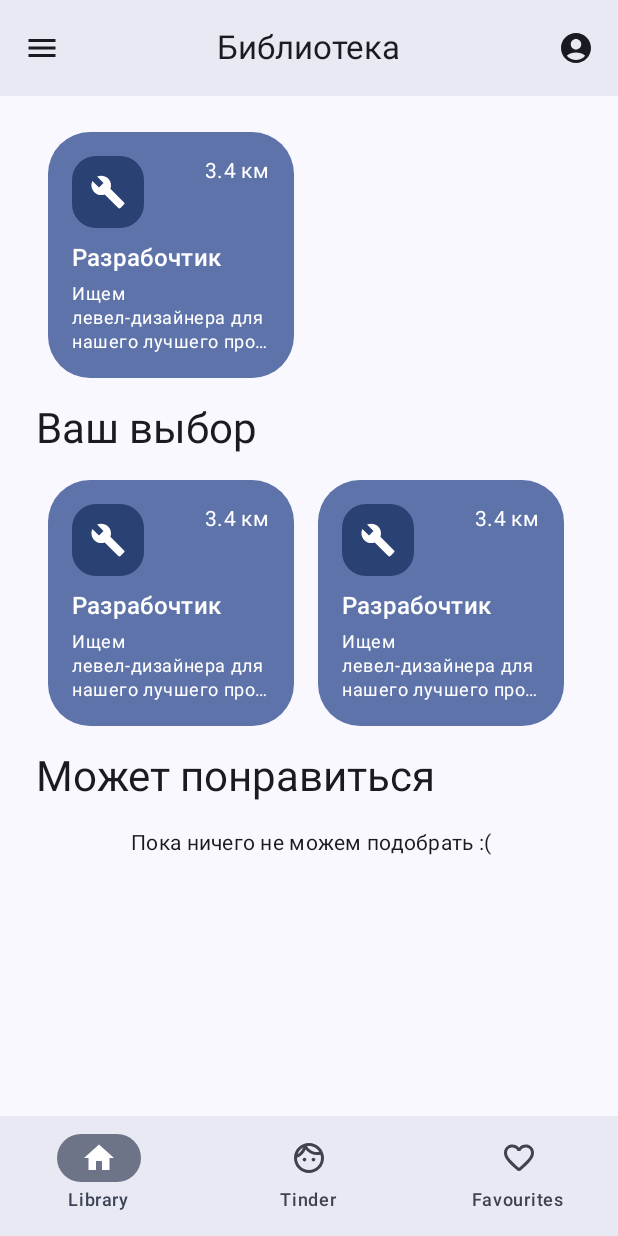
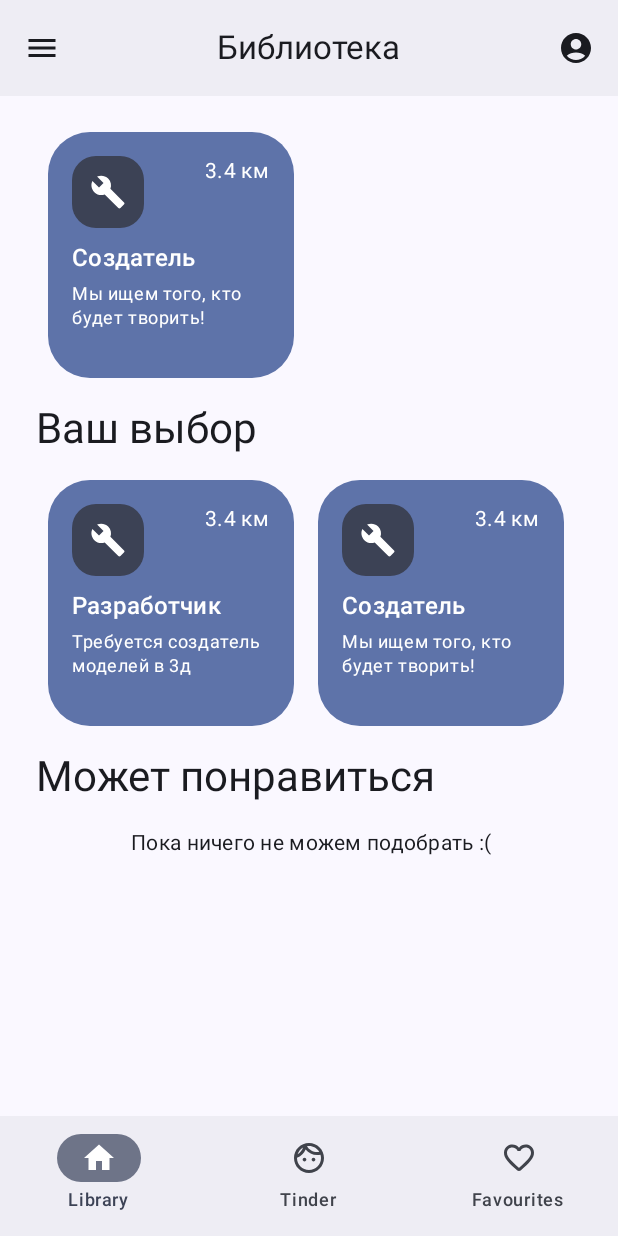
Before and after one commit to Shindze/TeamFinderKotlin, an Android app built with Jetpack Compose: the screen it shows after launch (MainActivity), on a phone screen of 412 x 824 dp. Run offline under Robolectric (Android 15) with nearby library versions, the phone set to English and light mode, and no system bars; our stand-ins replace accompanist.

```diff
--- a/app/src/main/java/com/example/teamfinder/MainActivity.kt
+++ b/app/src/main/java/com/example/teamfinder/MainActivity.kt
@@ -16,7 +16,7 @@ import androidx.datastore.preferences.preferencesDataStore
 import androidx.navigation.compose.NavHost
 import androidx.navigation.compose.composable
 import androidx.navigation.compose.rememberNavController
-import com.example.teamfinder.screens.Drawer
+import com.example.teamfinder.screens.DrawerShell
 import com.example.teamfinder.screens.SettingsScreen
 import com.example.teamfinder.ui.theme.TeamFinderTheme
 import com.google.accompanist.systemuicontroller.rememberSystemUiController
@@ -41,12 +41,13 @@ class MainActivity : ComponentActivity() {
                         color = MaterialTheme.colorScheme.surfaceColorAtElevation(3.dp)
                     )
                 }
+
                 NavHost(
                     navController = navController,
                     startDestination = "start_screen"
                 ) {
                     composable("start_screen") {
-                        Drawer{
+                        DrawerShell{
                             navController.navigate("settings_screen")
                         }
                     }
--- /dev/null
+++ b/app/src/main/java/com/example/teamfinder/datastore/WorkDataClass.kt
@@ -0,0 +1,5 @@
+package com.example.teamfinder.datastore
+
+data class WorkDataClass(val workName: String, val workDescription: String, val workTag: String) {
+
+}
--- a/app/src/main/java/com/example/teamfinder/screens/DrawerNavigation.kt
+++ b/app/src/main/java/com/example/teamfinder/screens/DrawerNavigation.kt
@@ -1,12 +1,12 @@
 package com.example.teamfinder.screens
 
+import androidx.compose.foundation.layout.fillMaxSize
 import androidx.compose.foundation.layout.padding
 import androidx.compose.material.icons.Icons
 import androidx.compose.material.icons.filled.Home
 import androidx.compose.material.icons.filled.Notifications
 import androidx.compose.material.icons.filled.Settings
 import androidx.compose.material3.DrawerValue
-import androidx.compose.material3.ExperimentalMaterial3Api
 import androidx.compose.material3.Icon
 import androidx.compose.material3.MaterialTheme
 import androidx.compose.material3.ModalDrawerSheet
@@ -23,29 +23,28 @@ import androidx.compose.ui.graphics.vector.ImageVector
 import androidx.compose.ui.unit.dp
 import kotlinx.coroutines.launch
 
-@OptIn(ExperimentalMaterial3Api::class)
+data class DrawerItem(
+    val imageVector: ImageVector,
+    val title: String
+)
+
 @Composable
-fun Drawer(
-    navigation: () -> Unit) {
+fun DrawerShell(navigation: () -> Unit) {
 
     val items = listOf(
-
         DrawerItem(
             imageVector = Icons.Filled.Home,
             title = "Библиотека"
         ),
-
         DrawerItem(
             imageVector = Icons.Filled.Notifications,
             title = "Уведомления"
         ),
-
         DrawerItem(
             imageVector = Icons.Filled.Settings,
             title = "Настройки"
         ),
-
-        )
+    )
 
     val drawerState = rememberDrawerState(initialValue = DrawerValue.Closed)
     val scope = rememberCoroutineScope()
@@ -81,13 +80,9 @@ fun Drawer(
                 }
             }
         },
+        modifier = Modifier.fillMaxSize(),
         content = {
             LibraryScreen(scope, drawerState)
         },
     )
 }
-
-data class DrawerItem(
-    val imageVector: ImageVector,
-    val title: String
-)
--- a/app/src/main/java/com/example/teamfinder/screens/LibraryScreen.kt
+++ b/app/src/main/java/com/example/teamfinder/screens/LibraryScreen.kt
@@ -1,6 +1,9 @@
 package com.example.teamfinder.screens
 
+import BottomSheet
+import android.annotation.SuppressLint
 import androidx.compose.foundation.background
+import androidx.compose.foundation.clickable
 import androidx.compose.foundation.horizontalScroll
 import androidx.compose.foundation.layout.Arrangement
 import androidx.compose.foundation.layout.Box
@@ -28,9 +31,10 @@ import androidx.compose.material3.MaterialTheme
 import androidx.compose.material3.NavigationBar
 import androidx.compose.material3.NavigationBarItem
 import androidx.compose.material3.Scaffold
+import androidx.compose.material3.SheetState
 import androidx.compose.material3.Text
 import androidx.compose.material3.TopAppBarDefaults
-import androidx.compose.material3.surfaceColorAtElevation
+import androidx.compose.material3.rememberModalBottomSheetState
 import androidx.compose.runtime.Composable
 import androidx.compose.runtime.getValue
 import androidx.compose.runtime.mutableStateOf
@@ -43,6 +47,7 @@ import androidx.compose.ui.graphics.vector.ImageVector
 import androidx.compose.ui.text.style.TextAlign
 import androidx.compose.ui.text.style.TextOverflow
 import androidx.compose.ui.unit.dp
+import com.example.teamfinder.datastore.WorkDataClass
 import kotlinx.coroutines.CoroutineScope
 import kotlinx.coroutines.launch
 
@@ -52,39 +57,69 @@ data class BottomNavItem(
     val unselectedIcon: ImageVector,
 )
 
+val works = listOf(
+    WorkDataClass(
+        workName = "Разработчик",
+        workDescription = "Требуется создатель моделей в 3д",
+        workTag = "Game"
+    ),
+    WorkDataClass(
+        workName = "Создатель",
+        workDescription = "Мы ищем того, кто будет творить!",
+        workTag = "Other"
+    ),
+    WorkDataClass(
+        workName = "Игрок",
+        workDescription = "Хочешь поиграть? Тебе к нам!",
+        workTag = "Game"
+    ),
+    WorkDataClass(
+        workName = "Водитель",
+        workDescription = "Ищем водителей категории B",
+        workTag = "Other"
+    ),
+    WorkDataClass(
+        workName = "Разработчик",
+        workDescription = "Требуется создатель моделей в 3д",
+        workTag = "Game"
+    ),
+)
+
 @OptIn(ExperimentalMaterial3Api::class)
 @Composable
 fun LibraryScreen(scope: CoroutineScope, drawerState: DrawerState) {
 
+    val sheetState = rememberModalBottomSheetState()
+
     var selectedItemIndex by rememberSaveable {
         mutableStateOf(0)
     }
+
     val items = listOf(
         BottomNavItem(
             title = "Library",
             selectedIcon = Icons.Filled.Home,
             unselectedIcon = Icons.Outlined.Home
-        ),
-        BottomNavItem(
-            title = "Tinder",
-            selectedIcon = Icons.Filled.Face,
+        ), BottomNavItem(
+            title = "Tinder", selectedIcon = Icons.Filled.Face,
             unselectedIcon = Icons.Outlined.Face
-        ),
-        BottomNavItem(
+        ), BottomNavItem(
             title = "Favourites",
             selectedIcon = Icons.Filled.Favorite,
             unselectedIcon = Icons.Rounded.FavoriteBorder
         )
     )
 
-    Scaffold(
-        Modifier
-            .fillMaxSize(),
+    if (sheetState.isVisible) {
+        BottomSheet(sheetState, scope)
+    }
+
+    Scaffold(Modifier.fillMaxSize(),
         containerColor = MaterialTheme.colorScheme.background,
         topBar = {
             CenterAlignedTopAppBar(
                 colors = TopAppBarDefaults.centerAlignedTopAppBarColors(
-                    containerColor = MaterialTheme.colorScheme.surfaceColorAtElevation(3.dp)
+                    containerColor = MaterialTheme.colorScheme.surfaceContainer
                 ),
                 navigationIcon = {
                     IconButton(onClick = {
@@ -103,7 +138,7 @@ fun LibraryScreen(scope: CoroutineScope, drawerState: DrawerState) {
                     Text(text = "Библиотека", color = MaterialTheme.colorScheme.onSurface)
                 },
                 actions = {
-                    IconButton(onClick = { }) {
+                    IconButton(onClick = {}) {
                         Icon(
                             imageVector = Icons.Filled.AccountCircle,
                             contentDescription = "Localized description",
@@ -115,47 +150,41 @@ fun LibraryScreen(scope: CoroutineScope, drawerState: DrawerState) {
         },
         bottomBar = {
             NavigationBar(
-                containerColor = MaterialTheme.colorScheme.surfaceColorAtElevation(3.dp)
+                containerColor = MaterialTheme.colorScheme.surfaceContainer
             ) {
                 items.forEachIndexed { index, item ->
-                    NavigationBarItem(
-                        icon = {
+                    NavigationBarItem(icon = {
                         Icon(
-                                imageVector =
-                                if (index == selectedItemIndex) {
+                            imageVector = if (index == selectedItemIndex) {
                                 item.selectedIcon
                             } else {
                                 item.unselectedIcon
-                                },
-                                contentDescription = item.title
+                            }, contentDescription = item.title
                         )
-                        },
-                        label = {
+                    }, label = {
                         Text(item.title)
-                        },
-                        selected = selectedItemIndex == index,
-                        onClick = {
+                    }, selected = selectedItemIndex == index, onClick = {
                         selectedItemIndex = index
-                        }
-                    )
+                    })
                 }
             }
         }) { innerPadding ->
         Box(Modifier.padding(innerPadding)) {
-            libraryScreenElements()
+            libraryScreenElements(sheetState, scope)
         }
     }
 }
 
+@OptIn(ExperimentalMaterial3Api::class)
 @Composable
-fun libraryScreenElements() {
+fun libraryScreenElements(sheetState: SheetState, scope: CoroutineScope) {
     Column(
         Modifier
             .padding(horizontal = 24.dp, vertical = 8.dp)
             .fillMaxSize(),
     ) {
 
-        workCard()
+        workCard(scope, sheetState, works[1])
         Text(
             text = "Ваш выбор",
             style = MaterialTheme.typography.headlineMedium,
@@ -166,8 +195,8 @@ fun libraryScreenElements() {
                 .fillMaxWidth()
                 .horizontalScroll(rememberScrollState())
         ) {
-            repeat(4) {
-                workCard()
+            for (work in works){
+                workCard(scope, sheetState, work)
             }
         }
         Column(
@@ -197,8 +226,10 @@ fun libraryScreenElements() {
     }
 }
 
+@OptIn(ExperimentalMaterial3Api::class)
+@SuppressLint("UnrememberedMutableState")
 @Composable
-fun workCard() {
+fun workCard(scope: CoroutineScope, sheetState: SheetState, work: WorkDataClass) {
     Column(
         Modifier.padding(horizontal = 8.dp, vertical = 16.dp)
     ) {
@@ -207,6 +238,11 @@ fun workCard() {
                 .size(164.dp)
                 .clip(shape = RoundedCornerShape(28.dp))
                 .background(color = MaterialTheme.colorScheme.primaryContainer)
+                .clickable {
+                    scope.launch {
+                        sheetState.show()
+                    }
+                }
         ) {
             Column(
                 Modifier
@@ -214,25 +250,25 @@ fun workCard() {
                     .padding(16.dp),
             ) {
                 Row(
-                    Modifier
-                        .fillMaxWidth(),
+                    Modifier.fillMaxWidth(),
                     horizontalArrangement = Arrangement.SpaceBetween,
                 ) {
                     Box(
                         Modifier
                             .size(48.dp)
                             .clip(shape = RoundedCornerShape(16.dp))
-                            .background(MaterialTheme.colorScheme.primary),
+                            .background(MaterialTheme.colorScheme.secondary),
                         contentAlignment = Alignment.Center
                     ) {
                         Icon(
                             imageVector = Icons.Filled.Build,
                             contentDescription = "Game",
-                            tint = MaterialTheme.colorScheme.onPrimary
+                            tint = MaterialTheme.colorScheme.onSecondary
                         )
                     }
                     Text(
-                        text = "3.4 км", style = MaterialTheme.typography.bodyMedium,
+                        text = "3.4 км",
+                        style = MaterialTheme.typography.bodyMedium,
                         color = MaterialTheme.colorScheme.onPrimaryContainer
                     )
                 }
@@ -241,7 +277,9 @@ fun workCard() {
                     Modifier.fillMaxSize(),
                 ) {
                     Text(
-                        text = "Разрабочтик",
+                        maxLines = 2,
+                        overflow = TextOverflow.Ellipsis,
+                        text = work.workName,
                         style = MaterialTheme.typography.titleMedium,
                         color = MaterialTheme.colorScheme.onPrimaryContainer
                     )
@@ -249,7 +287,7 @@ fun workCard() {
                     Text(
                         maxLines = 3,
                         overflow = TextOverflow.Ellipsis,
-                        text = "Ищем левел-дизайнера для нашего лучшего проекта",
+                        text = work.workDescription,
                         style = MaterialTheme.typography.bodySmall,
                         color = MaterialTheme.colorScheme.onPrimaryContainer
                     )
--- a/app/src/main/java/com/example/teamfinder/ui/theme/Theme.kt
+++ b/app/src/main/java/com/example/teamfinder/ui/theme/Theme.kt
@@ -8,11 +8,9 @@ import androidx.compose.material3.darkColorScheme
 import androidx.compose.material3.dynamicDarkColorScheme
 import androidx.compose.material3.dynamicLightColorScheme
 import androidx.compose.material3.lightColorScheme
-import androidx.compose.material3.surfaceColorAtElevation
 import androidx.compose.runtime.Composable
 import androidx.compose.ui.platform.LocalContext
 import androidx.compose.ui.platform.LocalView
-import androidx.compose.ui.unit.dp
 import androidx.core.view.WindowCompat
 
 private val DarkColorScheme = darkColorScheme(
```
Also changed, not shown: app/build.gradle.kts (+2 -7 lines), app/src/main/java/com/example/teamfinder/datastore/WorkDescriptionDataClass.kt (added, +9 -0 lines), app/src/main/java/com/example/teamfinder/screens/BottomSheetScreen.kt (added, +176 -0 lines). Lines whose indentation alone changed are shown as unchanged.
